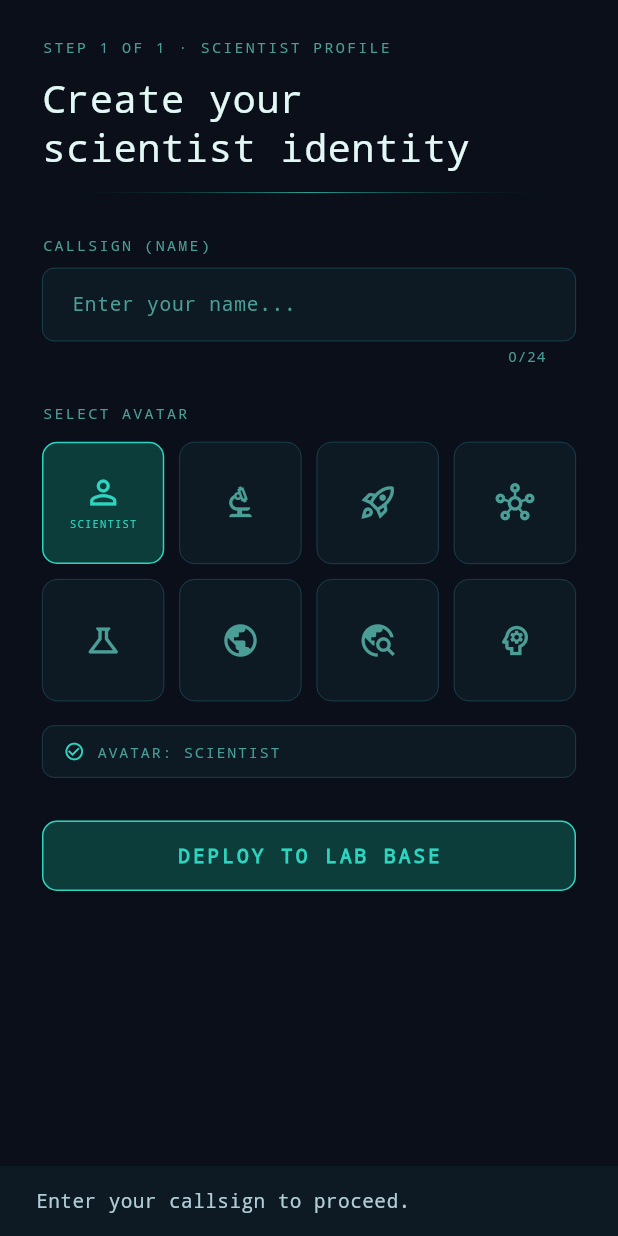
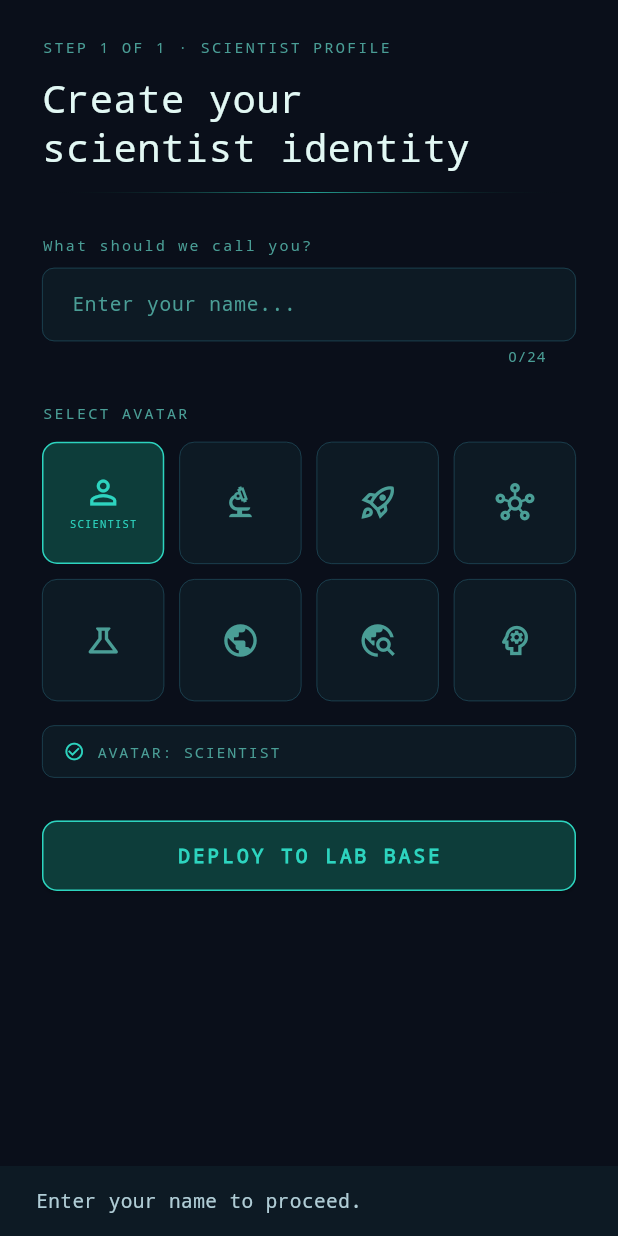
Before and after one commit to 5kydriven/volcano_quest, a Flutter app: the OnboardingScreen screen opened by its route, after a tap on "DEPLOY TO LAB BASE", on a phone screen of 412 x 824 dp. Run offline on Flutter 3.47's test engine with Material 3 defaults, Android fonts, the phone set to English and light mode, and no system bars; our stand-ins replace flutter_riverpod, go_router, shared_preferences; accounts and stored records are empty.

Commit message:
refactor: change description

```diff
--- a/lib/features/onboarding/screens/onboarding_screen.dart
+++ b/lib/features/onboarding/screens/onboarding_screen.dart
@@ -47,7 +47,7 @@ class _OnboardingScreenState extends ConsumerState<OnboardingScreen> {
         SnackBar(
           backgroundColor: AppColors.surface,
           content: const Text(
-            'Enter your callsign to proceed.',
+            'Enter your name to proceed.',
             style: TextStyle(color: AppColors.textSecondary, fontSize: 13),
           ),
         ),
@@ -101,7 +101,7 @@ class _OnboardingScreenState extends ConsumerState<OnboardingScreen> {
               const ScanLine(),
               const SizedBox(height: 20),
 
-              _fieldLabel('CALLSIGN (NAME)'),
+              _fieldLabel('What should we call you?'),
               const SizedBox(height: 8),
               TextField(
                 controller: _nameController,
```
